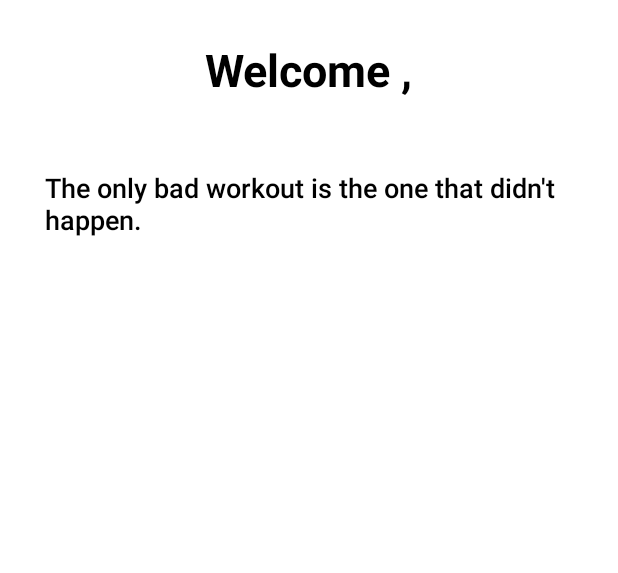
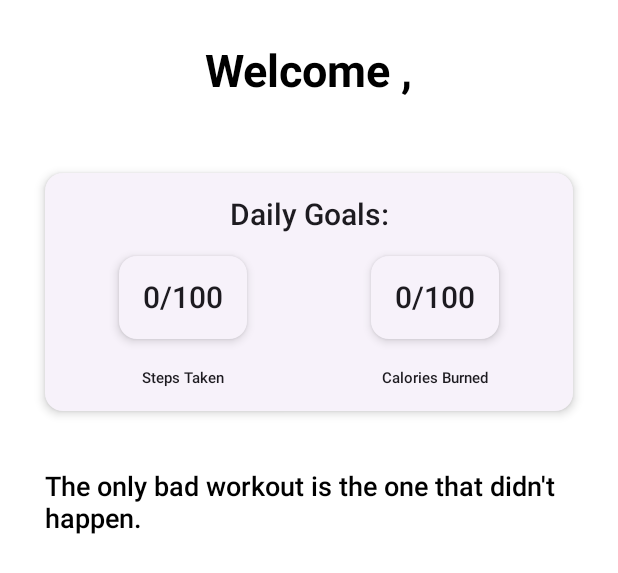
Before and after one commit to MoonSlay/FitnessAppCompose, an Android app built with Jetpack Compose: the @Preview function DashboardScreen, on a phone screen of 412 x 824 dp. Shown: the top 573 px of the screen. Run offline under Robolectric (Android 15) with nearby library versions, the light colour scheme and no system bars; Roboto replaces fonts that are not available here.

Commit message:
Added card to DashboardScreen.kt

```diff
--- a/app/src/main/java/com/example/fitnessappcompose/MainActivity.kt
+++ b/app/src/main/java/com/example/fitnessappcompose/MainActivity.kt
@@ -26,7 +26,7 @@ class MainActivity : ComponentActivity() {
         enableEdgeToEdge()
         setContent {
             AppTheme {
-                var showAnimation by remember { mutableStateOf(true) }
+                var showAnimation by remember { mutableStateOf(false) } // Set to false to skip animation
                 var showProfileSetup by remember { mutableStateOf(false) }
                 val navController = rememberNavController()
                 val coroutineScope = rememberCoroutineScope()
@@ -37,9 +37,13 @@ class MainActivity : ComponentActivity() {
                     }
                 }
 
+                // Comment out the StartupAnimation block
+                /*
                 if (showAnimation) {
                     StartupAnimation(onAnimationEnd = { showAnimation = false })
-                } else if (showProfileSetup) {
+                } else
+                */
+                if (showProfileSetup) {
                     ProfileSetupScreen(onProfileSetupComplete = {
                         coroutineScope.launch(Dispatchers.IO) {
                             setUserProfileSetUp(this@MainActivity)
--- a/app/src/main/java/com/example/fitnessappcompose/ui/screens/DashboardScreen.kt
+++ b/app/src/main/java/com/example/fitnessappcompose/ui/screens/DashboardScreen.kt
@@ -2,9 +2,9 @@ package com.example.fitnessappcompose.ui.screens
 
 import android.content.Context
 import androidx.compose.foundation.layout.*
+import androidx.compose.foundation.lazy.LazyColumn
 import androidx.compose.material3.CardDefaults
 import androidx.compose.material3.ElevatedCard
-import androidx.compose.material3.Icon
 import androidx.compose.material3.Text
 import androidx.compose.runtime.*
 import androidx.compose.ui.Alignment
@@ -40,24 +40,102 @@ fun DashboardScreen() {
         }
     }
 
-    Column(
+    LazyColumn(
         modifier = Modifier
             .fillMaxSize()
             .padding(30.dp),
         horizontalAlignment = Alignment.CenterHorizontally,
     ) {
+        item {
             Text(
                 text = "Welcome $username,",
                 fontSize = 30.sp,
                 fontWeight = FontWeight.Bold,
                 modifier = Modifier.padding(bottom = 50.dp)
             )
+        }
 
+        item {
+            DailyGoalsCard()
+        }
 
+        item {
             Text(
                 text = currentQuote,
                 fontSize = 18.sp,
+                fontWeight = FontWeight.Medium,
+                modifier = Modifier.padding(top = 20.dp)
+            )
+        }
+    }
+}
+
+@Composable
+fun DailyGoalsCard() {
+    ElevatedCard(
+        modifier = Modifier
+            .fillMaxWidth()
+            .padding(bottom = 20.dp),
+        elevation = CardDefaults.elevatedCardElevation(defaultElevation = 4.dp)
+    ) {
+        Column(
+            modifier = Modifier.padding(16.dp),
+            verticalArrangement = Arrangement.Center,
+            horizontalAlignment = Alignment.CenterHorizontally
+        ) {
+            Text(
+                text = "Daily Goals:",
+                fontSize = 20.sp,
+                fontWeight = FontWeight.Medium
+            )
+            Spacer(modifier = Modifier.height(16.dp))
+            Row(
+                horizontalArrangement = Arrangement.SpaceBetween,
+                modifier = Modifier.fillMaxWidth()
+            ) {
+                Column(
+                    horizontalAlignment = Alignment.CenterHorizontally,
+                    modifier = Modifier.weight(0.35f)
+                ) {
+                    GoalCard("0/100")
+                    Text(
+                        text = "Steps Taken",
+                        fontSize = 10.sp,
+                        fontWeight = FontWeight.Medium
+                    )
+                }
+                Spacer(modifier = Modifier.width(16.dp))
+                Column(
+                    horizontalAlignment = Alignment.CenterHorizontally,
+                    modifier = Modifier.weight(0.35f)
+                ) {
+                    GoalCard("0/100")
+                    Text(
+                        text = "Calories Burned",
+                        fontSize = 10.sp,
                         fontWeight = FontWeight.Medium
                     )
                 }
             }
+        }
+    }
+}
+@Composable
+fun GoalCard(text: String, modifier: Modifier = Modifier) {
+    ElevatedCard(
+        modifier = modifier
+            .padding(bottom = 20.dp),
+        elevation = CardDefaults.elevatedCardElevation(defaultElevation = 4.dp)
+    ) {
+        Box(
+            contentAlignment = Alignment.Center,
+            modifier = Modifier.padding(16.dp)
+        ) {
+            Text(
+                text = text,
+                fontSize = 20.sp,
+                fontWeight = FontWeight.Medium
+            )
+        }
+    }
+}
```
Lines whose indentation alone changed are shown as unchanged.
